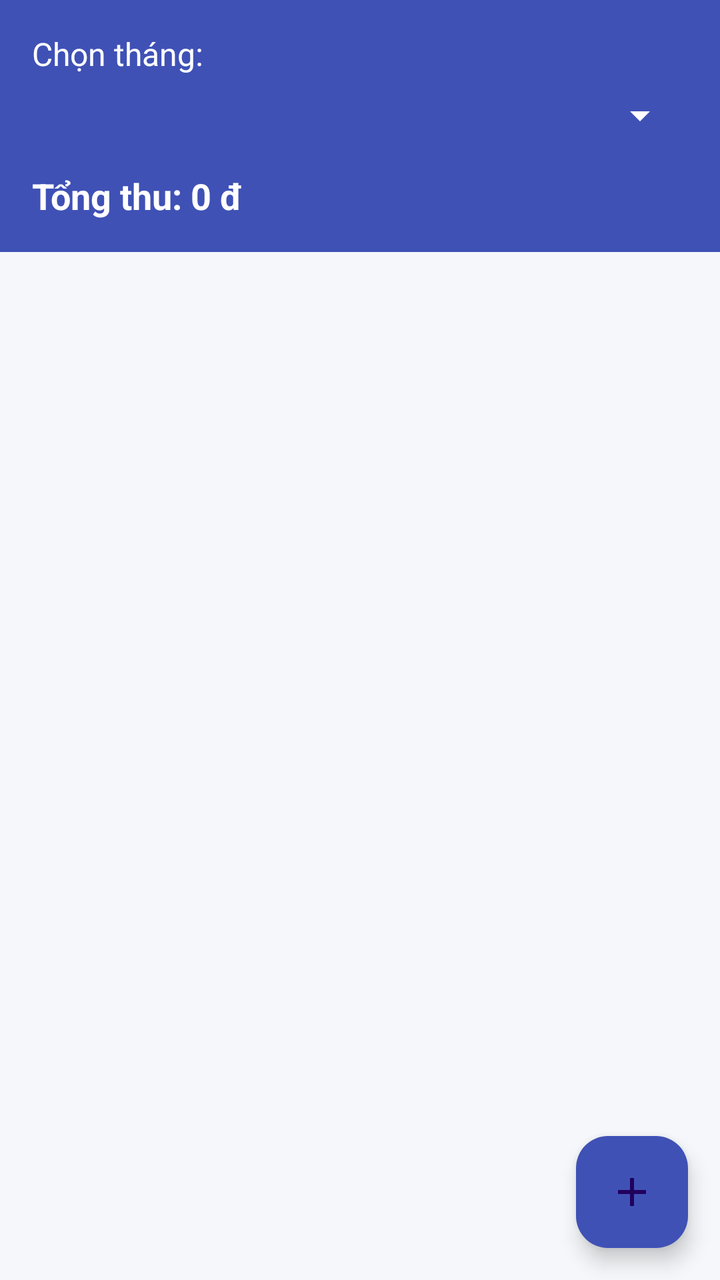
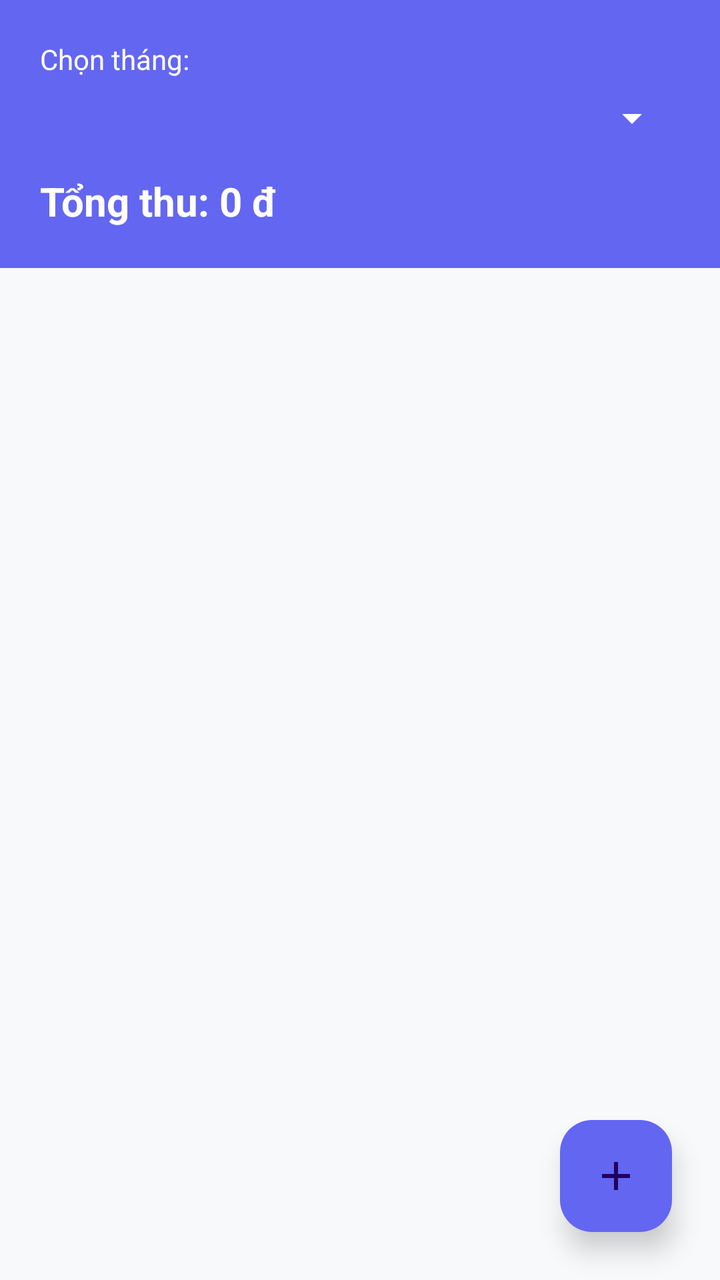

Before-and-after screenshots of an Android layout around one commit, followed by the original layout XML and the change that was made.
<!-- AndroidManifest.xml: application theme Theme.BTL_QuanLiThuChi -->
<!-- res/layout/trang_thu.xml -->
<?xml version="1.0" encoding="utf-8"?>
<androidx.constraintlayout.widget.ConstraintLayout
    xmlns:android="http://schemas.android.com/apk/res/android"
    xmlns:app="http://schemas.android.com/apk/res-auto"
    android:layout_width="match_parent"
    android:layout_height="match_parent"
    android:background="@color/background_grey">

    <LinearLayout
        android:id="@+id/header"
        android:layout_width="0dp"
        android:layout_height="wrap_content"
        android:orientation="vertical"
        android:background="@color/color_primary"
        android:padding="16dp"
        app:layout_constraintTop_toTopOf="parent"
        app:layout_constraintStart_toStartOf="parent"
        app:layout_constraintEnd_toEndOf="parent">

        <TextView
            android:layout_width="match_parent"
            android:layout_height="wrap_content"
            android:text="Chọn tháng:"
            android:textColor="@color/text_white"
            android:textSize="16sp" />

        <Spinner
            android:id="@+id/spinnerMonth"
            android:layout_width="match_parent"
            android:layout_height="wrap_content"
            android:layout_marginTop="8dp"
            android:backgroundTint="@color/text_white" />

        <TextView
            android:id="@+id/tvTotal"
            android:layout_width="match_parent"
            android:layout_height="wrap_content"
            android:layout_marginTop="16dp"
            android:text="Tổng thu: 0 đ"
            android:textColor="@color/text_white"
            android:textSize="18sp"
            android:textStyle="bold" />

    </LinearLayout>

    <androidx.recyclerview.widget.RecyclerView
        android:id="@+id/rc_view_2"
        android:layout_width="0dp"
        android:layout_height="0dp"
        android:clipToPadding="false"
        app:layout_constraintTop_toBottomOf="@id/header"
        app:layout_constraintBottom_toBottomOf="parent"
        app:layout_constraintStart_toStartOf="parent"
        app:layout_constraintEnd_toEndOf="parent" />

    <com.google.android.material.floatingactionbutton.FloatingActionButton
        android:id="@+id/add_wallet_entry_fab"
        android:layout_width="wrap_content"
        android:layout_height="wrap_content"
        android:layout_margin="16dp"
        android:src="@drawable/ic_add_white"
        android:contentDescription="Add"
        android:transitionName="transition_reveal"
        app:backgroundTint="@color/color_primary"
        app:elevation="6dp"
        app:borderWidth="0dp"
        app:layout_constraintBottom_toBottomOf="parent"
        app:layout_constraintEnd_toEndOf="parent" />

</androidx.constraintlayout.widget.ConstraintLayout>
<!-- resources referenced by this layout -->
<resources>
  <color name="background_grey">#F5F7FA</color>
  <color name="color_primary">#3F51B5</color>
  <color name="text_white">#FFFFFF</color>
  <!-- drawable ic_add_white (drawable) -->
  <vector xmlns:android="http://schemas.android.com/apk/res/android" android:height="24dp" android:tint="#FFFFFF" android:viewportHeight="24" android:viewportWidth="24" android:width="24dp">
        
      <path android:fillColor="@android:color/white" android:pathData="M19,13h-6v6h-2v-6H5v-2h6V5h2v6h6v2z"/>
      
  </vector>
  <style name="Theme.BTL_QuanLiThuChi" parent="Base.Theme.BTL_QuanLiThuChi" />
  <style name="Base.Theme.BTL_QuanLiThuChi" parent="Theme.Material3.DayNight.NoActionBar">
          <item name="colorPrimary">@color/color_primary</item>
          <item name="colorPrimaryDark">@color/color_primary_dark</item>
          <item name="colorAccent">@color/color_primary</item>
          <item name="android:windowBackground">@color/background_light</item>
          <item name="android:textColorPrimary">@color/text_primary</item>
          <item name="android:textColorSecondary">@color/text_secondary</item>
          <item name="android:statusBarColor">@color/color_primary_dark</item>
          <item name="android:navigationBarColor">@color/background_light</item>
          <item name="actionBarStyle">@style/MyActionBar</item>
      </style>
  <color name="color_primary_dark">#303F9F</color>
  <color name="background_light">#F5F7FA</color>
  <color name="text_primary">#1A1C1E</color>
  <color name="text_secondary">#45474D</color>
  <style name="MyActionBar" parent="Widget.AppCompat.ActionBar.Solid">
          <item name="background">@color/color_primary</item>
          <item name="titleTextStyle">@style/MyActionBarTitle</item>
          <item name="height">56dp</item>
      </style>
  <style name="MyActionBarTitle" parent="TextAppearance.AppCompat">
          <item name="android:textColor">@android:color/white</item>
          <item name="android:textSize">20sp</item>
          <item name="android:textStyle">bold</item>
      </style>
</resources>

<!-- the commit's change to res/layout/trang_thu.xml (unified diff, before → after) -->
@@ -12,7 +12,7 @@
         android:layout_height="wrap_content"
         android:orientation="vertical"
         android:background="@color/color_primary"
-        android:padding="16dp"
+        android:padding="20dp"
         app:layout_constraintTop_toTopOf="parent"
         app:layout_constraintStart_toStartOf="parent"
         app:layout_constraintEnd_toEndOf="parent">
@@ -22,7 +22,7 @@
             android:layout_height="wrap_content"
             android:text="Chọn tháng:"
             android:textColor="@color/text_white"
-            android:textSize="16sp" />
+            android:textSize="14sp" />
 
         <Spinner
             android:id="@+id/spinnerMonth"
@@ -38,7 +38,7 @@
             android:layout_marginTop="16dp"
             android:text="Tổng thu: 0 đ"
             android:textColor="@color/text_white"
-            android:textSize="18sp"
+            android:textSize="20sp"
             android:textStyle="bold" />
 
     </LinearLayout>
@@ -47,6 +47,7 @@
         android:id="@+id/rc_view_2"
         android:layout_width="0dp"
         android:layout_height="0dp"
+        android:padding="8dp"
         android:clipToPadding="false"
         app:layout_constraintTop_toBottomOf="@id/header"
         app:layout_constraintBottom_toBottomOf="parent"
@@ -57,13 +58,14 @@
         android:id="@+id/add_wallet_entry_fab"
         android:layout_width="wrap_content"
         android:layout_height="wrap_content"
-        android:layout_margin="16dp"
+        android:layout_margin="24dp"
         android:src="@drawable/ic_add_white"
         android:contentDescription="Add"
         android:transitionName="transition_reveal"
         app:backgroundTint="@color/color_primary"
-        app:elevation="6dp"
+        app:elevation="8dp"
         app:borderWidth="0dp"
+        app:shapeAppearanceOverlay="@style/ShapeAppearanceOverlay.App.RoundedFAB"
         app:layout_constraintBottom_toBottomOf="parent"
         app:layout_constraintEnd_toEndOf="parent" />
 
<!-- resource entries referenced after the edit -->
@@ -1,7 +1,7 @@
 <!-- resources referenced by this layout -->
 <resources>
-  <color name="background_grey">#F5F7FA</color>
-  <color name="color_primary">#3F51B5</color>
+  <color name="background_grey">#F8F9FA</color>
+  <color name="color_primary">#6366F1</color>
   <color name="text_white">#FFFFFF</color>
   <!-- drawable ic_add_white (drawable) -->
   <vector xmlns:android="http://schemas.android.com/apk/res/android" android:height="24dp" android:tint="#FFFFFF" android:viewportHeight="24" android:viewportWidth="24" android:width="24dp">
@@ -9,6 +9,10 @@
       <path android:fillColor="@android:color/white" android:pathData="M19,13h-6v6h-2v-6H5v-2h6V5h2v6h6v2z"/>
       
   </vector>
+  <style name="ShapeAppearanceOverlay.App.RoundedFAB" parent="">
+          <item name="cornerFamily">rounded</item>
+          <item name="cornerSize">16dp</item>
+      </style>
   <style name="Theme.BTL_QuanLiThuChi" parent="Base.Theme.BTL_QuanLiThuChi" />
   <style name="Base.Theme.BTL_QuanLiThuChi" parent="Theme.Material3.DayNight.NoActionBar">
           <item name="colorPrimary">@color/color_primary</item>
@@ -19,12 +23,13 @@
           <item name="android:textColorSecondary">@color/text_secondary</item>
           <item name="android:statusBarColor">@color/color_primary_dark</item>
           <item name="android:navigationBarColor">@color/background_light</item>
+          <item name="android:windowLightStatusBar">false</item>
           <item name="actionBarStyle">@style/MyActionBar</item>
       </style>
-  <color name="color_primary_dark">#303F9F</color>
-  <color name="background_light">#F5F7FA</color>
-  <color name="text_primary">#1A1C1E</color>
-  <color name="text_secondary">#45474D</color>
+  <color name="color_primary_dark">#4F46E5</color>
+  <color name="background_light">#F8F9FA</color>
+  <color name="text_primary">#111827</color>
+  <color name="text_secondary">#6B7280</color>
   <style name="MyActionBar" parent="Widget.AppCompat.ActionBar.Solid">
           <item name="background">@color/color_primary</item>
           <item name="titleTextStyle">@style/MyActionBarTitle</item>
